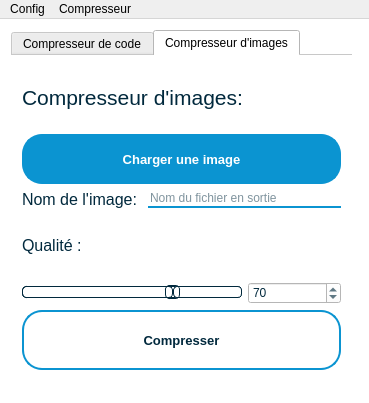
Minifier/Minifier, file Minifier/mainwindow.ui: the form before one commit.
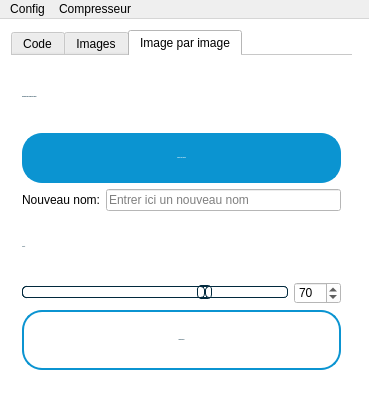
The form after the commit. The open tabs and pages were chosen to show the change. Icons and pictures are not drawn.

```diff
--- a/Minifier/mainwindow.ui
+++ b/Minifier/mainwindow.ui
@@ -18,8 +18,8 @@
   </property>
   <property name="maximumSize">
    <size>
-    <width>16777215</width>
-    <height>16777215</height>
+    <width>369</width>
+    <height>403</height>
    </size>
   </property>
   <property name="windowTitle">
@@ -92,7 +92,7 @@
 }</string>
        </property>
        <attribute name="title">
-        <string>Compresseur de code</string>
+        <string>Code</string>
        </attribute>
        <layout class="QGridLayout" name="gridLayout_2">
         <item row="0" column="0" colspan="2">
@@ -309,70 +309,82 @@
         </item>
        </layout>
       </widget>
-      <widget class="QWidget" name="imgTab">
+      <widget class="QWidget" name="imgsTab">
        <property name="styleSheet">
         <string notr="true">QWidget{
 color:#01293d;
 }</string>
        </property>
        <attribute name="title">
-        <string>Compresseur d'images</string>
+        <string>Images</string>
        </attribute>
        <layout class="QGridLayout" name="gridLayout_3">
-        <item row="2" column="0">
-         <layout class="QVBoxLayout" name="verticalLayout_6" stretch="0">
-          <item>
-           <widget class="QLabel" name="labelPath">
-            <property name="font">
-             <font>
-              <family>Meiryo UI</family>
-              <pointsize>12</pointsize>
-             </font>
-            </property>
-            <property name="styleSheet">
-             <string notr="true">QLabel{
+        <item row="3" column="0" colspan="3">
+         <widget class="QLabel" name="output_fp_imgs_label">
+          <property name="styleSheet">
+           <string notr="true">font: 16px &quot;MS Shell Dlg 2&quot;;</string>
+          </property>
+          <property name="text">
+           <string/>
+          </property>
+         </widget>
+        </item>
+        <item row="4" column="0">
+         <widget class="QLabel" name="labelQuality">
+          <property name="font">
+           <font>
+            <family>MS Shell Dlg 2</family>
+            <pointsize>-1</pointsize>
+            <weight>50</weight>
+            <italic>false</italic>
+            <bold>false</bold>
+           </font>
+          </property>
+          <property name="styleSheet">
+           <string notr="true">QLabel{
 color:#01293d;
 }</string>
-            </property>
-            <property name="text">
-             <string>Nom de l'image: </string>
-            </property>
-           </widget>
-          </item>
-         </layout>
+          </property>
+          <property name="text">
+           <string>Qualité :</string>
+          </property>
+         </widget>
         </item>
-        <item row="2" column="1" colspan="2">
-         <layout class="QVBoxLayout" name="verticalLayout_10" stretch="0">
-          <property name="sizeConstraint">
-           <enum>QLayout::SetMinAndMaxSize</enum>
+        <item row="5" column="2">
+         <widget class="QSpinBox" name="qualtiySpinBox">
+          <property name="maximumSize">
+           <size>
+            <width>50</width>
+            <height>16777215</height>
+           </size>
           </property>
-          <item>
-           <widget class="QLineEdit" name="fileName">
-            <property name="styleSheet">
-             <string notr="true">background-color:#fff;
-border:0 solid #0b94d1;
-border-bottom: 2px solid #0b94d1;</string>
-            </property>
-            <property name="placeholderText">
-             <string>Nom du fichier en sortie</string>
-            </property>
-           </widget>
-          </item>
-         </layout>
+          <property name="styleSheet">
+           <string notr="true">font: 16px &quot;MS Shell Dlg 2&quot;;</string>
+          </property>
+          <property name="maximum">
+           <number>100</number>
+          </property>
+          <property name="value">
+           <number>70</number>
+          </property>
+         </widget>
         </item>
         <item row="0" column="0" colspan="3">
          <widget class="QLabel" name="titleImg">
           <property name="font">
            <font>
-            <family>Meiryo UI</family>
-            <pointsize>16</pointsize>
-            <weight>50</weight>
-            <bold>false</bold>
+            <family>MS Shell Dlg 2</family>
+            <pointsize>-1</pointsize>
+            <weight>75</weight>
+            <italic>false</italic>
+            <bold>true</bold>
            </font>
           </property>
           <property name="styleSheet">
            <string notr="true">QLabel{
 color:#01293d;
+font: 20px &quot;MS Shell Dlg 2&quot;;
+font-weight:bold;
 }</string>
           </property>
           <property name="text">
@@ -380,7 +392,43 @@
           </property>
          </widget>
         </item>
-        <item row="4" column="0" colspan="2">
+        <item row="1" column="0" colspan="3">
+         <widget class="QPushButton" name="loadImg">
+          <property name="minimumSize">
+           <size>
+            <width>50</width>
+            <height>50</height>
+           </size>
+          </property>
+          <property name="font">
+           <font>
+            <family>MS Shell Dlg 2</family>
+            <pointsize>-1</pointsize>
+            <weight>75</weight>
+            <italic>false</italic>
+            <bold>true</bold>
+           </font>
+          </property>
+          <property name="styleSheet">
+           <string notr="true">QPushButton {
+border: 2px solid #0b94d1;
+background-color: #0b94d1;
+border-radius:20px;
+font: 18px &quot;MS Shell Dlg 2&quot;;
+font-weight:bold;
+color: white;
+}
+QPushButton:hover{
+background-color: #fff;
+color:#01293d;
+}</string>
+          </property>
+          <property name="text">
+           <string>Charger des images</string>
+          </property>
+         </widget>
+        </item>
+        <item row="5" column="0" colspan="2">
          <widget class="QSlider" name="qualitySlider">
           <property name="styleSheet">
            <string notr="true">QSlider::groove:horizontal {
@@ -451,67 +499,7 @@
           </property>
          </widget>
         </item>
-        <item row="1" column="0" colspan="3">
-         <widget class="QPushButton" name="loadImg">
-          <property name="minimumSize">
-           <size>
-            <width>50</width>
-            <height>50</height>
-           </size>
-          </property>
-          <property name="font">
-           <font>
-            <pointsize>10</pointsize>
-            <weight>75</weight>
-            <bold>true</bold>
-           </font>
-          </property>
-          <property name="styleSheet">
-           <string notr="true">QPushButton {
-border: 2px solid #0b94d1;
-background-color: #0b94d1;
-border-radius:20px;
-color: white;
-}
-QPushButton:hover{
-background-color: #fff;
-color:#01293d;
-}</string>
-          </property>
-          <property name="text">
-           <string>Charger une image</string>
-          </property>
-         </widget>
-        </item>
-        <item row="4" column="2">
-         <widget class="QSpinBox" name="qualtiySpinBox">
-          <property name="maximum">
-           <number>100</number>
-          </property>
-          <property name="value">
-           <number>70</number>
-          </property>
-         </widget>
-        </item>
-        <item row="3" column="0">
-         <widget class="QLabel" name="labelQuality">
-          <property name="font">
-           <font>
-            <family>Meiryo UI</family>
-            <pointsize>12</pointsize>
-           </font>
-          </property>
-          <property name="styleSheet">
-           <string notr="true">QLabel{
-color:#01293d;
-}</string>
-          </property>
-          <property name="text">
-           <string>Qualité :</string>
-          </property>
-         </widget>
-        </item>
-        <item row="5" column="0" colspan="3">
+        <item row="6" column="0" colspan="3">
          <widget class="QPushButton" name="launchImage">
           <property name="minimumSize">
            <size>
@@ -527,8 +515,10 @@
           </property>
           <property name="font">
            <font>
-            <pointsize>10</pointsize>
+            <family>MS Shell Dlg 2</family>
+            <pointsize>-1</pointsize>
             <weight>75</weight>
+            <italic>false</italic>
             <bold>true</bold>
            </font>
           </property>
@@ -537,6 +527,335 @@
 border: 2px solid #0b94d1;
 border-radius:20px;
 color:#01293d;
+font: 18px &quot;MS Shell Dlg 2&quot;;
+font-weight:bold;
+}
+QPushButton:hover{
+background-color: #0b94d1;
+color: white;
+}</string>
+          </property>
+          <property name="text">
+           <string>Compresser</string>
+          </property>
+         </widget>
+        </item>
+        <item row="2" column="0">
+         <widget class="QCheckBox" name="output_def_imgs">
+          <property name="font">
+           <font>
+            <family>MS Shell Dlg 2</family>
+            <pointsize>-1</pointsize>
+            <weight>75</weight>
+            <italic>false</italic>
+            <bold>true</bold>
+           </font>
+          </property>
+          <property name="styleSheet">
+           <string notr="true">QCheckBox{
+color:#01293d;
+font: 16px &quot;MS Shell Dlg 2&quot;;
+font-weight:bold;
+}
+QCheckBox::indicator:checked
+{
+height: 25px;
+width: 25px;
+background-color: #0b94d1;
+background-image: url(:/pics/img/check.png);
+background-repeat:no-repeat;
+background-position:center center;
+}
+QCheckBox::indicator:unchecked
+{
+height: 25px;
+width: 25px;
+background-color: #eee;
+}
+QCheckBox::indicator:checked:hover
+{
+background-color: rgb(9, 136, 190);
+}
+QCheckBox::indicator:unchecked:hover
+{
+background-color: rgb(203, 203, 203);
+}
+QCheckBox::indicator:checked:pressed
+{
+background-color: rgb(9, 136, 190);
+}
+QCheckBox::indicator:unchecked:pressed
+{
+background-color: rgb(203, 203, 203);
+}</string>
+          </property>
+          <property name="text">
+           <string>Sortie</string>
+          </property>
+         </widget>
+        </item>
+        <item row="2" column="1" colspan="2">
+         <widget class="QPushButton" name="selecte_output_folder_imgs">
+          <property name="minimumSize">
+           <size>
+            <width>215</width>
+            <height>50</height>
+           </size>
+          </property>
+          <property name="styleSheet">
+           <string notr="true">QPushButton {
+border: 2px solid #0b94d1;
+background-color: #0b94d1;
+border-radius:20px;
+font: 13px &quot;MS Shell Dlg 2&quot;;
+color: white;
+}
+QPushButton:hover{
+background-color: #fff;
+color:#01293d;
+}</string>
+          </property>
+          <property name="text">
+           <string>Selectionner un répertoire de sortie</string>
+          </property>
+         </widget>
+        </item>
+       </layout>
+      </widget>
+      <widget class="QWidget" name="imgTab">
+       <attribute name="title">
+        <string>Image par image</string>
+       </attribute>
+       <layout class="QVBoxLayout" name="verticalLayout">
+        <item>
+         <widget class="QLabel" name="ui_title">
+          <property name="font">
+           <font>
+            <family>MS Shell Dlg 2</family>
+            <pointsize>-1</pointsize>
+            <weight>75</weight>
+            <italic>false</italic>
+            <bold>true</bold>
+           </font>
+          </property>
+          <property name="styleSheet">
+           <string notr="true">QLabel{
+color:#01293d;
+font: 20px &quot;MS Shell Dlg 2&quot;;
+font-weight:bold;
+}</string>
+          </property>
+          <property name="text">
+           <string>Compresseur image par image:</string>
+          </property>
+         </widget>
+        </item>
+        <item>
+         <widget class="QPushButton" name="ui_load_picture">
+          <property name="minimumSize">
+           <size>
+            <width>50</width>
+            <height>50</height>
+           </size>
+          </property>
+          <property name="font">
+           <font>
+            <family>MS Shell Dlg 2</family>
+            <pointsize>-1</pointsize>
+            <weight>75</weight>
+            <italic>false</italic>
+            <bold>true</bold>
+           </font>
+          </property>
+          <property name="styleSheet">
+           <string notr="true">QPushButton {
+border: 2px solid #0b94d1;
+background-color: #0b94d1;
+border-radius:20px;
+font: 18px &quot;MS Shell Dlg 2&quot;;
+font-weight:bold;
+color: white;
+}
+QPushButton:hover{
+background-color: #fff;
+color:#01293d;
+}</string>
+          </property>
+          <property name="text">
+           <string>Charger une image</string>
+          </property>
+         </widget>
+        </item>
+        <item>
+         <layout class="QHBoxLayout" name="horizontalLayout_2">
+          <item>
+           <widget class="QLabel" name="ui_img_name_label">
+            <property name="styleSheet">
+             <string notr="true">font: 16px &quot;MS Shell Dlg 2&quot;;</string>
+            </property>
+            <property name="text">
+             <string>Nouveau nom:</string>
+            </property>
+           </widget>
+          </item>
+          <item>
+           <widget class="QLineEdit" name="ui_img_name">
+            <property name="styleSheet">
+             <string notr="true">font: 16px &quot;MS Shell Dlg 2&quot;;</string>
+            </property>
+            <property name="placeholderText">
+             <string>Entrer ici un nouveau nom</string>
+            </property>
+           </widget>
+          </item>
+         </layout>
+        </item>
+        <item>
+         <widget class="QLabel" name="ui_quality_label">
+          <property name="font">
+           <font>
+            <family>MS Shell Dlg 2</family>
+            <pointsize>-1</pointsize>
+            <weight>50</weight>
+            <italic>false</italic>
+            <bold>false</bold>
+           </font>
+          </property>
+          <property name="styleSheet">
+           <string notr="true">QLabel{
+color:#01293d;
+font: 18px &quot;MS Shell Dlg 2&quot;;
+}</string>
+          </property>
+          <property name="text">
+           <string>Qualité :</string>
+          </property>
+         </widget>
+        </item>
+        <item>
+         <layout class="QHBoxLayout" name="horizontalLayout_3">
+          <item>
+           <widget class="QSlider" name="ui_quality_slider">
+            <property name="styleSheet">
+             <string notr="true">QSlider::groove:horizontal {
+border: 1px solid #01293d;
+background: white;
+height: 10px;
+border-radius: 4px;
+}
+
+QSlider::sub-page:horizontal {
+background: qlineargradient(x1: 0, y1: 0,    x2: 0, y2: 1,
+    stop: 0 #0b94d1, stop: 1 rgb(12, 177, 247));
+background: qlineargradient(x1: 0, y1: 0.2, x2: 1, y2: 1,
+    stop: 0 rgb(12, 177, 247), stop: 1 #0b94d1);
+border: 1px solid #01293d;
+height: 10px;
+border-radius: 4px;
+}
+
+QSlider::add-page:horizontal {
+background: #fff;
+border: 1px solid #01293d;
+height: 10px;
+border-radius: 4px;
+}
+
+QSlider::handle:horizontal {
+background: qlineargradient(x1:0, y1:0, x2:1, y2:1,
+    stop:0 #eee, stop:1 #ccc);
+border: 1px solid #01293d;
+width: 13px;
+margin-top: -2px;
+margin-bottom: -2px;
+border-radius: 4px;
+}
+
+QSlider::handle:horizontal:hover {
+background: qlineargradient(x1:0, y1:0, x2:1, y2:1,
+    stop:0 #fff, stop:1 #ddd);
+border: 1px solid #01293d;
+border-radius: 4px;
+}
+
+QSlider::sub-page:horizontal:disabled {
+background: #bbb;
+border-color: #01293d;
+}
+
+QSlider::add-page:horizontal:disabled {
+background: #eee;
+border-color: #01293d;
+}
+
+QSlider::handle:horizontal:disabled {
+background: #eee;
+border: 1px solid #0b94d1;
+border-radius: 4px;
+}</string>
+            </property>
+            <property name="maximum">
+             <number>100</number>
+            </property>
+            <property name="value">
+             <number>70</number>
+            </property>
+            <property name="orientation">
+             <enum>Qt::Horizontal</enum>
+            </property>
+           </widget>
+          </item>
+          <item>
+           <widget class="QSpinBox" name="ui_qualtiy_spinBox">
+            <property name="maximumSize">
+             <size>
+              <width>50</width>
+              <height>16777215</height>
+             </size>
+            </property>
+            <property name="styleSheet">
+             <string notr="true">font: 16px &quot;MS Shell Dlg 2&quot;;</string>
+            </property>
+            <property name="maximum">
+             <number>100</number>
+            </property>
+            <property name="value">
+             <number>70</number>
+            </property>
+           </widget>
+          </item>
+         </layout>
+        </item>
+        <item>
+         <widget class="QPushButton" name="ui_launch">
+          <property name="minimumSize">
+           <size>
+            <width>60</width>
+            <height>60</height>
+           </size>
+          </property>
+          <property name="maximumSize">
+           <size>
+            <width>16777215</width>
+            <height>60</height>
+           </size>
+          </property>
+          <property name="font">
+           <font>
+            <family>MS Shell Dlg 2</family>
+            <pointsize>-1</pointsize>
+            <weight>75</weight>
+            <italic>false</italic>
+            <bold>true</bold>
+           </font>
+          </property>
+          <property name="styleSheet">
+           <string notr="true">QPushButton {
+border: 2px solid #0b94d1;
+border-radius:20px;
+color:#01293d;
+font: 18px &quot;MS Shell Dlg 2&quot;;
+font-weight:bold;
 }
 QPushButton:hover{
 background-color: #0b94d1;
```
Left out of the diff: 156 changed lines with no effect on the pictures.
